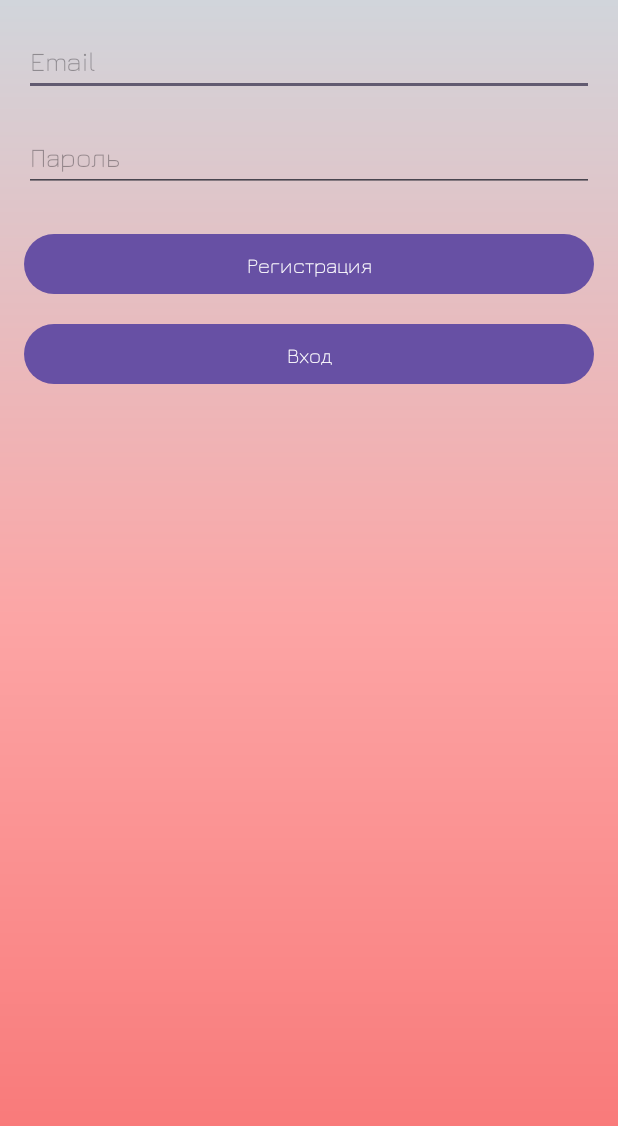
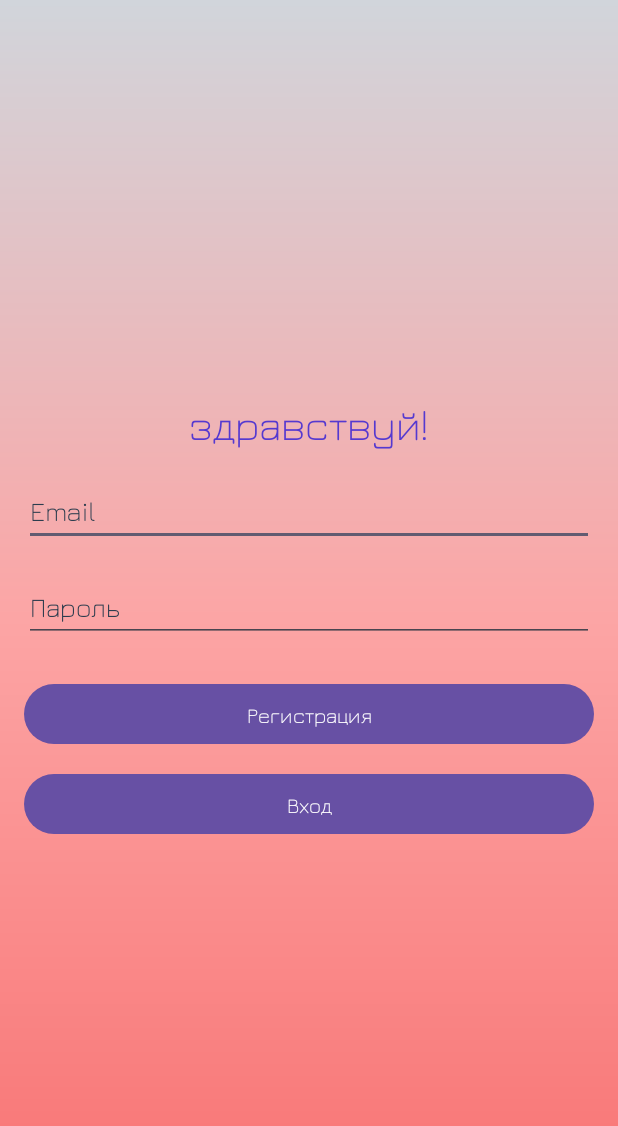
Before and after one commit to arinabebko/wordsnew, an Android app: the screen it shows after launch (LoginActivity), on a phone screen of 412 x 824 dp. Shown: the top 1126 px of the screen. Run offline under Robolectric (Android 15) with nearby library versions, the phone set to English and light mode, and no system bars; our stand-ins replace Firebase (no records; nobody signed in at launch, a user with empty details on screens opened directly); 4 statements that could not run were skipped.

```diff
--- a/app/src/main/res/layout/activity_login.xml
+++ b/app/src/main/res/layout/activity_login.xml
@@ -4,9 +4,18 @@
     android:padding="16dp"
     android:background="@drawable/background_gradient"
     android:layout_width="match_parent"
-    android:layout_height="match_parent">
+    android:layout_height="match_parent"
+    android:gravity="center">
 
-
+    <TextView
+        android:id="@+id/daysTextView"
+        android:layout_width="wrap_content"
+        android:layout_height="wrap_content"
+        android:text="здравствуй!"
+        android:textSize="28sp"
+        android:textColor="#5539D0"
+        android:fontFamily="@font/jura_font_wght"
+        android:layout_marginBottom="16dp" />
     <EditText
         android:id="@+id/emailEditText"
         android:layout_width="match_parent"
@@ -15,9 +24,9 @@
         android:hint="Email"
         android:inputType="textEmailAddress"
         android:minWidth="48dp"
-        android:textColor="#372C2CFF"
-
-        android:minHeight="48dp" />
+        android:textColor="#372C2C"
+        android:textColorHint="#2C3D4E"
+    android:minHeight="48dp" />
 
     <EditText
         android:id="@+id/passwordEditText"
@@ -26,9 +35,10 @@
         android:layout_marginBottom="24dp"
         android:hint="Пароль"
         android:textColor="#372C2C"
-        android:inputType="textPassword"
-        android:minWidth="48dp"
-        android:minHeight="48dp" />
+        android:textColorHint="#2C3D4E"
+    android:inputType="textPassword"
+    android:minWidth="48dp"
+    android:minHeight="48dp" />
 
     <Button
         android:id="@+id/registerButton"
```
Also changed, not shown: app/src/main/java/com/example/newwords/FragmentLoginParamsOption.java (+82 -2 lines).
